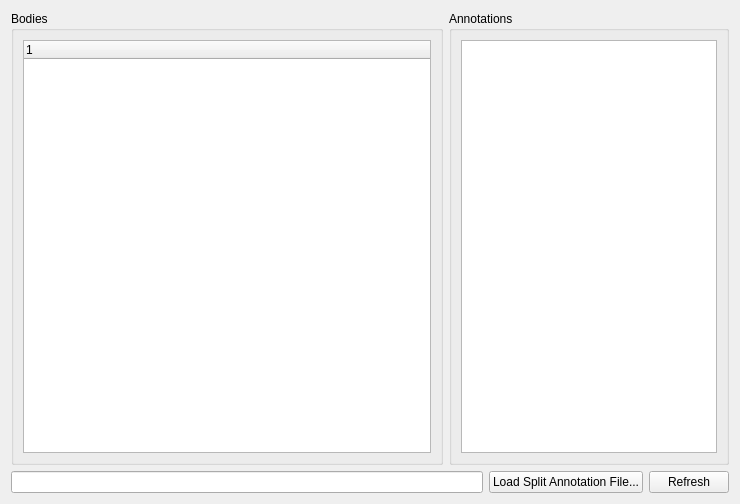
Before: the Qt Designer form ilastik/applets/splitBodyCarving/bodySplitInfoWidget.ui in ilastik/ilastik, drawn with Qt 5.
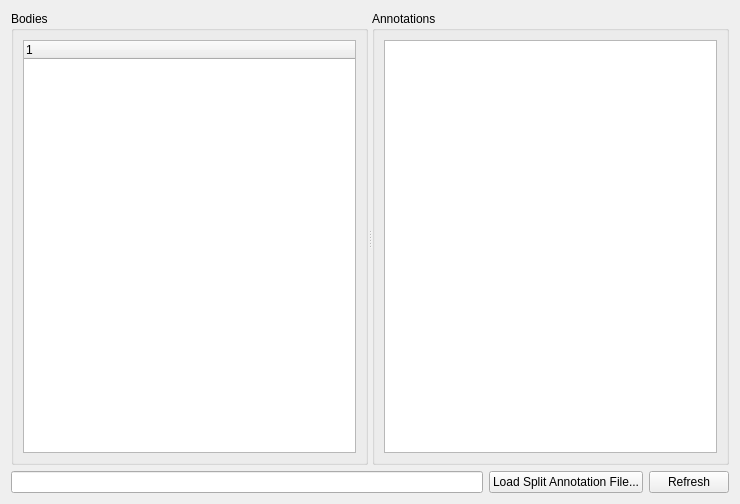
After: the same form once the commit is applied.

Commit message: Body Split Annotation browser: Parse split coordinates from raveler bookmark file (and substack description) Also, gui improvements.

Patch:
```diff
--- a/ilastik/applets/splitBodyCarving/bodySplitInfoWidget.ui
+++ b/ilastik/applets/splitBodyCarving/bodySplitInfoWidget.ui
@@ -13,10 +13,20 @@
   <property name="windowTitle">
    <string>Form</string>
   </property>
-  <layout class="QVBoxLayout" name="verticalLayout">
-   <item>
     <layout class="QHBoxLayout" name="horizontalLayout_2">
      <item>
+    <layout class="QVBoxLayout" name="verticalLayout">
+     <item>
+      <widget class="QSplitter" name="splitter">
+       <property name="sizePolicy">
+        <sizepolicy hsizetype="Expanding" vsizetype="Expanding">
+         <horstretch>0</horstretch>
+         <verstretch>0</verstretch>
+        </sizepolicy>
+       </property>
+       <property name="orientation">
+        <enum>Qt::Horizontal</enum>
+       </property>
       <widget class="QGroupBox" name="groupBox">
        <property name="title">
         <string>Bodies</string>
@@ -36,8 +46,6 @@
         </item>
        </layout>
       </widget>
-     </item>
-     <item>
       <widget class="QGroupBox" name="groupBox_2">
        <property name="sizePolicy">
         <sizepolicy hsizetype="Preferred" vsizetype="Preferred">
@@ -52,7 +60,7 @@
         <item>
          <widget class="QTableWidget" name="annotationTableWidget">
           <property name="sizePolicy">
-           <sizepolicy hsizetype="Maximum" vsizetype="Expanding">
+            <sizepolicy hsizetype="Preferred" vsizetype="Expanding">
             <horstretch>0</horstretch>
             <verstretch>0</verstretch>
            </sizepolicy>
@@ -64,8 +72,7 @@
         </item>
        </layout>
       </widget>
-     </item>
-    </layout>
+      </widget>
    </item>
    <item>
     <layout class="QHBoxLayout" name="horizontalLayout">
@@ -92,6 +99,8 @@
         <string>Refresh</string>
        </property>
       </widget>
+       </item>
+      </layout>
      </item>
     </layout>
    </item>
```
Lines whose indentation alone changed are shown as unchanged. The commit also changes 1 other file.
